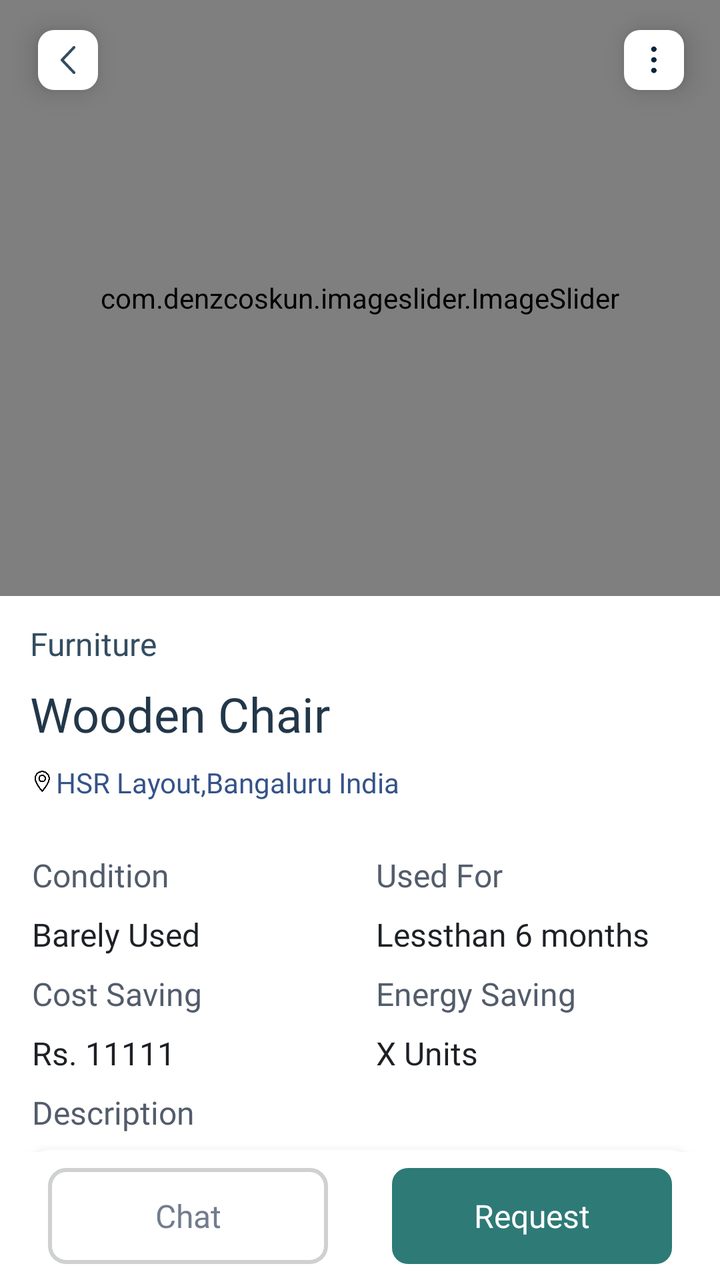
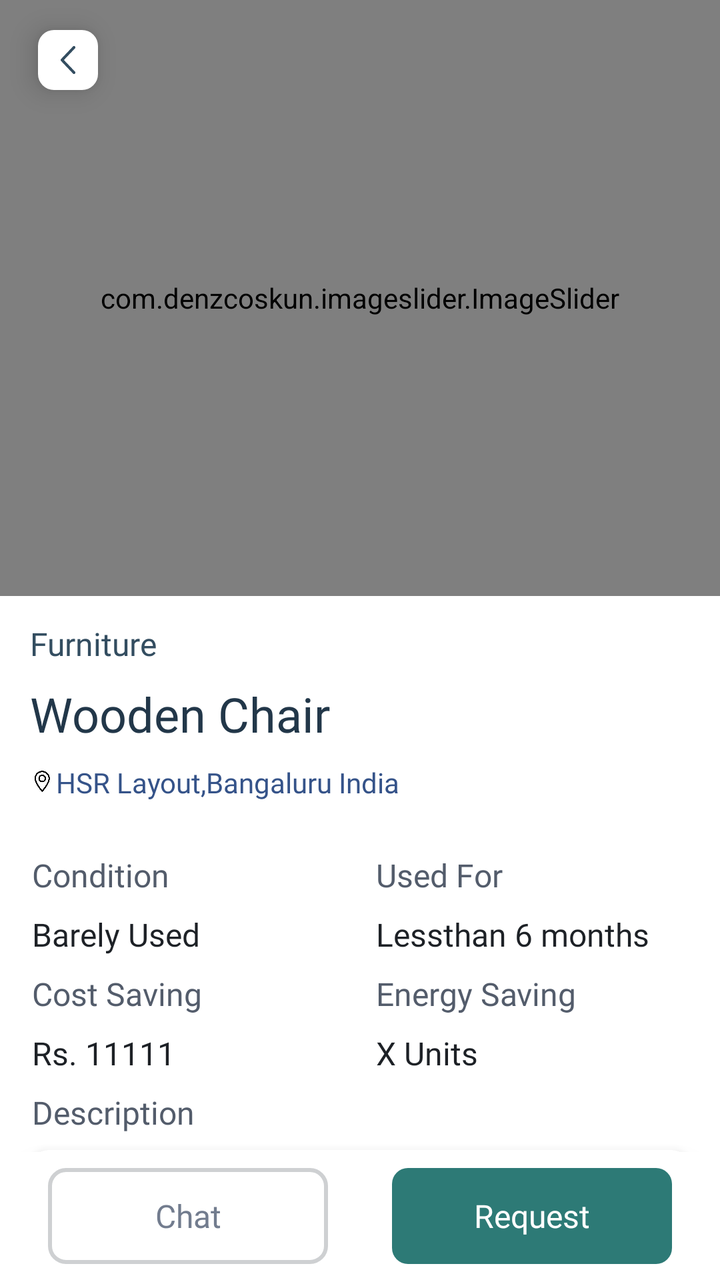

Compare the two renders of this Android layout. The source of the first and the diff that turns it into the second are given below.
<!-- AndroidManifest.xml: activity theme Theme.AbraaKaDabraa.NoActionBar -->
<!-- res/layout/activity_new_product_detail.xml -->
<?xml version="1.0" encoding="utf-8"?>
<androidx.constraintlayout.widget.ConstraintLayout
    xmlns:android="http://schemas.android.com/apk/res/android"
    xmlns:tools="http://schemas.android.com/tools"
    android:layout_width="match_parent"
    android:layout_height="match_parent"
    android:background="@color/white"
    xmlns:app="http://schemas.android.com/apk/res-auto">

    <androidx.constraintlayout.widget.ConstraintLayout
        android:id="@+id/editMenuDialog"
        android:layout_width="0dp"
        android:layout_height="0dp"
        android:background="@color/alert_bg_color"
        android:elevation="4dp"
        android:visibility="gone"
        app:layout_constraintBottom_toBottomOf="parent"
        app:layout_constraintEnd_toEndOf="parent"
        app:layout_constraintStart_toStartOf="parent"
        app:layout_constraintTop_toTopOf="parent">


        <androidx.cardview.widget.CardView
            android:layout_width="wrap_content"
            android:layout_height="wrap_content"
            app:cardBackgroundColor="@color/new_bg_color"
            app:cardCornerRadius="8dp"
            app:layout_constraintBottom_toBottomOf="parent"
            app:layout_constraintEnd_toEndOf="parent"
            app:layout_constraintHeight_percent="0.4"
            app:layout_constraintHorizontal_bias="0.94"
            app:layout_constraintStart_toStartOf="parent"
            app:layout_constraintTop_toTopOf="parent"
            app:layout_constraintVertical_bias="0.050000012"
            app:layout_constraintWidth_percent="0.8">

            <LinearLayout
                android:layout_width="match_parent"
                android:layout_height="match_parent"
                android:orientation="vertical"
                android:padding="5dp">

                <LinearLayout
                    android:id="@+id/editProduct"
                    android:layout_width="match_parent"
                    android:layout_height="wrap_content"
                    android:gravity="center"
                    android:orientation="horizontal"
                    android:padding="5dp">

                    <ImageView
                        android:layout_width="14dp"
                        android:layout_height="14dp"
                        android:src="@drawable/ic_edit_product" />

                    <TextView
                        android:layout_width="match_parent"
                        android:layout_height="wrap_content"
                        android:layout_marginStart="4dp"
                        android:text="Edit Product"
                        android:textColor="@color/title_color"
                        android:textSize="12sp" />

                </LinearLayout>

                <LinearLayout
                    android:id="@+id/shareProduct"
                    android:layout_width="match_parent"
                    android:layout_height="wrap_content"
                    android:gravity="center"
                    android:orientation="horizontal"
                    android:padding="5dp">

                    <ImageView
                        android:layout_width="14dp"
                        android:layout_height="14dp"
                        android:src="@drawable/ic_share_icon" />

                    <TextView
                        android:layout_width="match_parent"
                        android:layout_height="wrap_content"
                        android:layout_marginStart="4dp"
                        android:text="Share Product"
                        android:textColor="@color/title_color"
                        android:textSize="12sp" />

                </LinearLayout>

                <LinearLayout
                    android:id="@+id/deleteProduct"
                    android:layout_width="match_parent"
                    android:layout_height="wrap_content"
                    android:gravity="center"
                    android:orientation="horizontal"
                    android:padding="5dp">

                    <ImageView
                        android:layout_width="14dp"
                        android:layout_height="14dp"
                        android:src="@drawable/ic_delete_product" />

                    <TextView
                        android:layout_width="match_parent"
                        android:layout_height="wrap_content"
                        android:layout_marginStart="4dp"
                        android:text="Delete Product"
                        android:textColor="@color/title_color"
                        android:textSize="12sp" />

                </LinearLayout>
            </LinearLayout>
        </androidx.cardview.widget.CardView>
    </androidx.constraintlayout.widget.ConstraintLayout>

    <androidx.core.widget.NestedScrollView
        android:id="@+id/scrollView2"
        android:layout_width="match_parent"
        android:layout_height="0dp"
        app:layout_behavior="@string/appbar_scrolling_view_behavior"
        app:layout_constraintBottom_toTopOf="@+id/constraintLayout3"
        app:layout_constraintEnd_toEndOf="parent"
        app:layout_constraintStart_toStartOf="parent"
        app:layout_constraintTop_toTopOf="parent">

        <androidx.constraintlayout.widget.ConstraintLayout
            android:layout_width="match_parent"
            android:layout_height="wrap_content">

            <com.google.android.material.appbar.AppBarLayout
                android:id="@+id/app_bar"
                android:layout_width="match_parent"
                android:layout_height="wrap_content"
                android:background="@color/transparent"
                android:fitsSystemWindows="true"
                app:layout_constraintEnd_toEndOf="parent"
                app:layout_constraintStart_toStartOf="parent"
                app:layout_constraintTop_toTopOf="parent">

                <com.google.android.material.appbar.CollapsingToolbarLayout
                    android:id="@+id/toolbar_layout"
                    android:layout_width="match_parent"
                    android:layout_height="match_parent"
                    android:fitsSystemWindows="true"
                    app:toolbarId="@+id/toolbar">

                    <ImageView
                        android:id="@+id/iv_back"
                        android:layout_width="30dp"
                        android:layout_height="30dp"
                        android:layout_marginStart="19dp"
                        android:layout_marginTop="15dp"
                        android:background="@drawable/rounded_rect_shape_white_color"
                        android:clickable="true"
                        android:contentDescription="@null"
                        android:elevation="8dp"
                        android:focusable="true"
                        android:padding="8dp"
                        android:src="@drawable/ic_back_arrow"
                        android:visibility="visible" />

                    <ImageView
                        android:id="@+id/iv_menu"
                        android:layout_width="30dp"
                        android:layout_height="30dp"
                        android:layout_gravity="right"
                        android:layout_marginTop="15dp"
                        android:layout_marginEnd="18dp"
                        android:background="@drawable/rounded_rect_shape_white_color"
                        android:clickable="true"
                        android:contentDescription="@null"
                        android:elevation="8dp"
                        android:focusable="true"
                        android:padding="8dp"
                        android:rotation="90"
                        android:src="@drawable/ic_menu_dots"
                        android:visibility="visible" />

                    <com.denzcoskun.imageslider.ImageSlider
                        android:id="@+id/image_slider"
                        android:layout_width="match_parent"
                        android:layout_height="298dp"
                        android:scaleType="centerCrop"
                        app:iss_auto_cycle="false"
                        app:iss_placeholder="@mipmap/ic_launcher"
                        app:iss_selected_dot="@drawable/gradient_rect_with_stroke"
                        app:iss_title_background="@color/transparent"
                        app:iss_unselected_dot="@drawable/white_solid_circle"
                        app:layout_constraintEnd_toEndOf="parent"
                        app:layout_constraintHeight_percent="0.36"
                        app:layout_constraintStart_toStartOf="parent"
                        app:layout_constraintTop_toTopOf="parent" />

                    
                </com.google.android.material.appbar.CollapsingToolbarLayout>


            </com.google.android.material.appbar.AppBarLayout>

            <TextView
                android:id="@+id/categoryTxt"
                android:layout_width="wrap_content"
                android:layout_height="wrap_content"
                android:layout_marginStart="15dp"
                android:layout_marginTop="13dp"
                android:fontFamily="@font/montserrat_medium"
                android:text="Furniture"
                android:textColor="@color/new_text_color"
                android:textSize="16sp"
                app:layout_constraintStart_toStartOf="parent"
                app:layout_constraintTop_toBottomOf="@+id/app_bar" />

            <TextView
                android:id="@+id/productName"
                android:layout_width="178dp"
                android:layout_height="31dp"
                android:layout_marginTop="8dp"
                android:fontFamily="@font/montserrat_bold"
                android:text="Wooden Chair"
                android:textColor="@color/new_action_bar_title_color"
                android:textSize="24sp"
                app:layout_constraintStart_toStartOf="@+id/categoryTxt"
                app:layout_constraintTop_toBottomOf="@+id/categoryTxt" />

            <LinearLayout
                android:id="@+id/linearLayout1"
                android:layout_width="0dp"
                android:layout_height="wrap_content"
                android:layout_marginStart="1dp"
                android:orientation="horizontal"
                android:paddingTop="10dp"
                android:paddingBottom="10dp"
                app:layout_constraintEnd_toEndOf="parent"
                app:layout_constraintStart_toStartOf="@+id/productName"
                app:layout_constraintTop_toBottomOf="@+id/productName">

                <ImageView
                    android:layout_width="10dp"
                    android:layout_height="12dp"
                    android:layout_gravity="center"
                    android:src="@drawable/ic_location" />

                <TextView
                    android:id="@+id/locationName"
                    android:layout_width="0dp"
                    android:layout_height="wrap_content"
                    android:layout_marginStart="2dp"
                    android:layout_weight="9"
                    android:fontFamily="@font/montserrat_regular"
                    android:text="HSR Layout,Bangaluru India"
                    android:textColor="#355389"
                    android:textSize="14sp" />


            </LinearLayout>

            <TextView
                android:id="@+id/textView16"
                android:layout_width="0dp"
                android:layout_height="wrap_content"
                android:layout_marginTop="16dp"
                android:fontFamily="@font/montserrat_bold"
                android:text="Condition"
                android:textColor="@color/title_color"
                android:textSize="16sp"
                app:layout_constraintEnd_toStartOf="@+id/textView17"
                app:layout_constraintStart_toStartOf="@+id/linearLayout1"
                app:layout_constraintTop_toBottomOf="@+id/linearLayout1" />

            <TextView
                android:id="@+id/textView17"
                android:layout_width="0dp"
                android:layout_height="wrap_content"
                android:fontFamily="@font/montserrat_bold"
                android:text="Used For"
                android:textColor="@color/title_color"
                android:textSize="16sp"

                app:layout_constraintBottom_toBottomOf="@+id/textView16"
                app:layout_constraintEnd_toEndOf="parent"
                app:layout_constraintStart_toEndOf="@+id/textView16"
                app:layout_constraintTop_toTopOf="@+id/textView16" />

            <TextView
                android:id="@+id/conditionTxt"
                android:layout_width="0dp"
                android:layout_height="wrap_content"
                android:layout_marginTop="8dp"
                android:fontFamily="@font/montserrat_medium"
                android:text="Barely Used"
                android:textColor="@color/sub_text_color"
                android:textSize="16sp"
                app:layout_constraintEnd_toStartOf="@+id/usedForTxt"
                app:layout_constraintStart_toStartOf="@+id/textView16"
                app:layout_constraintTop_toBottomOf="@+id/textView16" />

            <TextView
                android:id="@+id/usedForTxt"
                android:layout_width="0dp"
                android:layout_height="wrap_content"
                android:fontFamily="@font/montserrat_medium"
                android:text="Lessthan 6 months"
                android:textColor="@color/sub_text_color"
                android:textSize="16sp"
                app:layout_constraintBottom_toBottomOf="@+id/conditionTxt"
                app:layout_constraintEnd_toEndOf="parent"
                app:layout_constraintStart_toEndOf="@+id/conditionTxt"
                app:layout_constraintTop_toTopOf="@+id/conditionTxt" />

            <TextView
                android:id="@+id/textView20"
                android:layout_width="0dp"
                android:layout_height="wrap_content"
                android:layout_marginTop="8dp"
                android:fontFamily="@font/montserrat_bold"
                android:text="Cost Saving"
                android:textColor="@color/title_color"
                android:textSize="16sp"
                app:layout_constraintEnd_toStartOf="@+id/textView21"
                app:layout_constraintStart_toStartOf="@+id/conditionTxt"
                app:layout_constraintTop_toBottomOf="@+id/conditionTxt" />

            <TextView
                android:id="@+id/textView21"
                android:layout_width="0dp"
                android:layout_height="wrap_content"
                android:fontFamily="@font/montserrat_bold"
                android:text="Energy Saving"
                android:textColor="@color/title_color"
                android:textSize="16sp"
                app:layout_constraintBottom_toBottomOf="@+id/textView20"
                app:layout_constraintEnd_toEndOf="parent"
                app:layout_constraintStart_toEndOf="@+id/textView20"
                app:layout_constraintTop_toTopOf="@+id/textView20" />

            <TextView
                android:id="@+id/costSavingTxt"
                android:layout_width="0dp"
                android:layout_height="wrap_content"
                android:layout_marginTop="8dp"
                android:fontFamily="@font/montserrat_medium"
                android:text="Rs. 11111"
                android:textColor="@color/sub_text_color"
                android:textSize="16sp"
                app:layout_constraintEnd_toStartOf="@+id/textView23"
                app:layout_constraintStart_toStartOf="@+id/textView20"
                app:layout_constraintTop_toBottomOf="@+id/textView20" />

            <TextView
                android:id="@+id/textView23"
                android:layout_width="0dp"
                android:layout_height="wrap_content"
                android:fontFamily="@font/montserrat_medium"
                android:text="X Units"
                android:textColor="@color/sub_text_color"
                android:textSize="16sp"
                app:layout_constraintBottom_toBottomOf="@+id/costSavingTxt"
                app:layout_constraintEnd_toEndOf="parent"
                app:layout_constraintStart_toEndOf="@+id/costSavingTxt"
                app:layout_constraintTop_toTopOf="@+id/costSavingTxt" />

            <TextView
                android:id="@+id/textView24"
                android:layout_width="0dp"
                android:layout_height="wrap_content"
                android:layout_marginTop="8dp"
                android:fontFamily="@font/montserrat_bold"
                android:text="Description"
                android:textColor="@color/title_color"
                android:textSize="16sp"
                app:layout_constraintStart_toStartOf="@+id/costSavingTxt"
                app:layout_constraintTop_toBottomOf="@+id/costSavingTxt" />

            <androidx.cardview.widget.CardView
                android:id="@+id/cardView3"
                android:layout_width="0dp"
                android:layout_height="wrap_content"
                android:layout_marginTop="8dp"
                android:layout_marginEnd="16dp"
                app:cardCornerRadius="8dp"
                app:cardElevation="8dp"
                app:layout_constraintEnd_toEndOf="parent"
                app:layout_constraintStart_toStartOf="@+id/textView24"
                app:layout_constraintTop_toBottomOf="@+id/textView24">

                <TextView
                    android:id="@+id/descriptionTxt"
                    android:layout_width="match_parent"
                    android:layout_height="match_parent"
                    android:layout_margin="5dp"
                    android:fontFamily="@font/montserrat_regular"
                    android:text="Eg- Ladies Bag, bought it on my first foreign trip in running condition.\n\nGive close description of the item as possible to increase the response"
                    android:textColor="@color/edit_text_color"
                    android:textSize="14sp" />
            </androidx.cardview.widget.CardView>

            <TextView
                android:id="@+id/reportThis"
                android:layout_width="wrap_content"
                android:layout_height="wrap_content"
                android:layout_marginTop="8dp"
                android:layout_marginEnd="18dp"
                android:fontFamily="@font/montserrat_medium"
                android:text="@string/report_this"
                android:textColor="#1D2126"
                android:textSize="12sp"
                app:layout_constraintEnd_toEndOf="parent"
                app:layout_constraintTop_toBottomOf="@+id/cardView3" />

            <TextView
                android:id="@+id/textView27"
                android:layout_width="0dp"
                android:layout_height="wrap_content"
                android:layout_marginTop="16dp"
                android:fontFamily="@font/montserrat_bold"
                android:text="Posted By"
                android:textColor="@color/title_color"
                android:textSize="16sp"
                app:layout_constraintEnd_toStartOf="@+id/textView28"
                app:layout_constraintStart_toStartOf="@+id/cardView3"
                app:layout_constraintTop_toBottomOf="@+id/reportThis" />

            <TextView
                android:id="@+id/textView28"
                android:layout_width="0dp"
                android:layout_height="wrap_content"
                android:fontFamily="@font/montserrat_bold"
                android:text="Date of Listing"
                android:textColor="@color/title_color"
                android:textSize="16sp"
                app:layout_constraintBottom_toBottomOf="@+id/textView27"
                app:layout_constraintEnd_toEndOf="parent"
                app:layout_constraintStart_toEndOf="@+id/textView27"
                app:layout_constraintTop_toTopOf="@+id/textView27" />

            <TextView
                android:id="@+id/postedByTxt"
                android:layout_width="0dp"
                android:layout_height="wrap_content"
                android:layout_marginTop="8dp"
                android:fontFamily="@font/montserrat_medium"
                android:text="Alex M"
                android:textColor="@color/sub_text_color"
                android:textSize="16sp"
                app:layout_constraintEnd_toStartOf="@+id/dateOfPostTxt"
                app:layout_constraintStart_toStartOf="@+id/textView27"
                app:layout_constraintTop_toBottomOf="@+id/textView27" />

            <TextView
                android:id="@+id/dateOfPostTxt"
                android:layout_width="0dp"
                android:layout_height="wrap_content"
                android:fontFamily="@font/montserrat_medium"
                android:text="24 Jun 2022"
                android:textColor="@color/sub_text_color"
                android:textSize="16sp"
                app:layout_constraintBottom_toBottomOf="@+id/postedByTxt"
                app:layout_constraintEnd_toEndOf="parent"
                app:layout_constraintStart_toEndOf="@+id/postedByTxt"
                app:layout_constraintTop_toTopOf="@+id/postedByTxt" />

            <TextView
                android:id="@+id/textView31"
                android:layout_width="wrap_content"
                android:layout_height="wrap_content"
                android:layout_marginTop="16dp"
                android:fontFamily="@font/montserrat_bold"
                android:text="Location"
                android:textColor="@color/title_color"
                android:textSize="16sp"
                app:layout_constraintStart_toStartOf="@+id/postedByTxt"
                app:layout_constraintTop_toBottomOf="@+id/postedByTxt" />

            <androidx.cardview.widget.CardView
                android:id="@+id/cardView12"
                android:layout_width="0dp"
                android:layout_height="220dp"
                android:layout_marginStart="8dp"
                android:layout_marginTop="8dp"
                android:layout_marginEnd="16dp"
                android:layout_marginBottom="16dp"
                app:cardCornerRadius="@dimen/dp_16"
                app:layout_constraintBottom_toBottomOf="parent"
                app:layout_constraintEnd_toEndOf="parent"
                app:layout_constraintHorizontal_bias="0.0"
                app:layout_constraintStart_toStartOf="@+id/textView31"
                app:layout_constraintTop_toBottomOf="@+id/textView31"
                app:layout_constraintVertical_bias="0.0">

                <com.google.android.gms.maps.MapView
                    android:id="@+id/maps_view"
                    android:layout_width="match_parent"
                    android:layout_height="match_parent" />
            </androidx.cardview.widget.CardView>


        </androidx.constraintlayout.widget.ConstraintLayout>
    </androidx.core.widget.NestedScrollView>

    <androidx.constraintlayout.widget.ConstraintLayout
        android:id="@+id/constraintLayout3"
        android:layout_width="match_parent"
        android:layout_height="wrap_content"
        android:layout_gravity="bottom"
        android:layout_marginStart="8dp"
        android:layout_marginEnd="8dp"
        android:background="@color/white"
        app:layout_anchorGravity="bottom"
        app:layout_constraintBottom_toBottomOf="parent"
        app:layout_constraintEnd_toEndOf="parent"
        app:layout_constraintStart_toStartOf="parent">

        <TextView
            android:id="@+id/chatBtn"
            android:layout_width="0dp"
            android:layout_height="48dp"
            android:layout_marginStart="@dimen/dp_16"
            android:layout_marginEnd="16dp"
            android:background="@drawable/rounded_rect_white_gray_stroke"
            android:fontFamily="@font/montserrat_semi_bold"
            android:gravity="center"
            android:text="Chat"
            android:textAllCaps="false"
            android:textColor="#727C8E"
            android:textSize="@dimen/sp_16"
            app:layout_constraintBottom_toBottomOf="parent"
            app:layout_constraintEnd_toStartOf="@+id/requestBtn"
            app:layout_constraintStart_toStartOf="parent"
            app:layout_constraintTop_toTopOf="parent" />

        <TextView
            android:id="@+id/requestBtn"
            android:layout_width="0dp"
            android:layout_height="48dp"
            android:layout_marginStart="16dp"
            android:layout_marginTop="8dp"
            android:layout_marginEnd="@dimen/dp_16"
            android:layout_marginBottom="8dp"
            android:background="@drawable/btn_bg_rounded_rect"
            android:fontFamily="@font/montserrat_semi_bold"
            android:gravity="center"
            android:text="Request"
            android:textAllCaps="false"
            android:textColor="@color/white"
            android:textSize="@dimen/sp_16"
            app:layout_constraintBottom_toBottomOf="parent"
            app:layout_constraintEnd_toEndOf="parent"
            app:layout_constraintStart_toEndOf="@+id/chatBtn"
            app:layout_constraintTop_toTopOf="parent" />
    </androidx.constraintlayout.widget.ConstraintLayout>


</androidx.constraintlayout.widget.ConstraintLayout>
<!-- resources referenced by this layout -->
<resources>
  <color name="alert_bg_color">#B3000000</color>
  <color name="edit_text_color">#8898AA</color>
  <color name="new_action_bar_title_color">#223749</color>
  <color name="new_bg_color">#F5F5F7</color>
  <color name="new_text_color">#334D60</color>
  <color name="sub_text_color">#1D2126</color>
  <color name="title_color">#535C6B</color>
  <color name="transparent">#00000000</color>
  <color name="white">#FFFFFFFF</color>
  <dimen name="dp_16">16dp</dimen>
  <dimen name="sp_16">16sp</dimen>
  <!-- drawable btn_bg_rounded_rect (drawable) -->
  <shape xmlns:android="http://schemas.android.com/apk/res/android"
      android:shape="rectangle">
  
      <solid android:color="@color/new_button_color" />
  
      <corners android:radius="8dp" />
  
  </shape>
  <!-- drawable gradient_rect_with_stroke (drawable) -->
  <?xml version="1.0" encoding="utf-8"?>
  <shape xmlns:android="http://schemas.android.com/apk/res/android">
      <gradient
          android:type="linear"
          android:angle="90"
          android:startColor="#FA8F95"
          android:endColor="#FA8F95" />
      <stroke android:color="#F95565"
          android:width="1dp"/>
      <corners android:radius="8dp"/>
      <size android:width="20dp"
          android:height="10dp"/>
  </shape>
  <!-- drawable ic_back_arrow (drawable) -->
  <vector android:height="44.5704dp" android:viewportHeight="18.571"
      android:viewportWidth="10" android:width="24dp" xmlns:android="http://schemas.android.com/apk/res/android">
      <path android:fillColor="#334d60" android:pathData="M0.265,9.949 L8.433,18.3a0.906,0.906 0,0 0,1.3 0,0.951 0.951,0 0,0 0,-1.325L2.212,9.286 9.73,1.6a0.952,0.952 0,0 0,0 -1.326,0.906 0.906,0 0,0 -1.3,0L0.265,8.623A0.962,0.962 0,0 0,0.265 9.949Z"/>
  </vector>
  <!-- drawable rounded_rect_shape_white_color (drawable) -->
  <shape xmlns:android="http://schemas.android.com/apk/res/android"
      android:shape="rectangle">
  
      <solid android:color="#FFF" />
  
      <corners android:radius="8dp" />
  
  </shape>
  <!-- drawable rounded_rect_white_gray_stroke (drawable) -->
  <shape xmlns:android="http://schemas.android.com/apk/res/android"
      android:shape="rectangle">
  
      <solid android:color="#ffffff" />
  
      <corners android:radius="8dp" />
  
      <stroke android:width="2dp"
          android:color="#CED0D2"/>
  
  </shape>
  <!-- drawable white_solid_circle (drawable) -->
  <shape xmlns:android="http://schemas.android.com/apk/res/android"
      android:innerRadius="0dp"
      android:shape="ring"
      android:useLevel="false" >
      <solid android:color="#FEFEFE" />
      <size android:width="30dp"
          android:height="30dp"/>
  </shape>
  <!-- mipmap ic_launcher (mipmap-anydpi-v26) -->
  <?xml version="1.0" encoding="utf-8"?>
  <adaptive-icon xmlns:android="http://schemas.android.com/apk/res/android">
      <background android:drawable="@color/ic_launcher_background"/>
      <foreground android:drawable="@mipmap/ic_launcher_foreground"/>
  </adaptive-icon>
  <string name="report_this"><u>Report this</u></string>
  <style name="Theme.AbraaKaDabraa.NoActionBar">
          <item name="windowActionBar">false</item>
          <item name="windowNoTitle">true</item>
  
      </style>
  <color name="new_button_color">#2D7A76</color>
  <color name="ic_launcher_background">#416D49</color>
  <!-- unchanged entries left out for length: 5 -->
</resources>

<!-- the commit's change to res/layout/activity_new_product_detail.xml (unified diff, before → after) -->
@@ -173,7 +173,7 @@
                         android:padding="8dp"
                         android:rotation="90"
                         android:src="@drawable/ic_menu_dots"
-                        android:visibility="visible" />
+                        android:visibility="gone" />
 
                     <com.denzcoskun.imageslider.ImageSlider
                         android:id="@+id/image_slider"
@@ -373,7 +373,7 @@
             <androidx.cardview.widget.CardView
                 android:id="@+id/cardView3"
                 android:layout_width="0dp"
-                android:layout_height="wrap_content"
+                android:layout_height="94dp"
                 android:layout_marginTop="8dp"
                 android:layout_marginEnd="16dp"
                 app:cardCornerRadius="8dp"
@@ -387,6 +387,7 @@
                     android:layout_width="match_parent"
                     android:layout_height="match_parent"
                     android:layout_margin="5dp"
+                    android:padding="8dp"
                     android:fontFamily="@font/montserrat_regular"
                     android:text="Eg- Ladies Bag, bought it on my first foreign trip in running condition.\n\nGive close description of the item as possible to increase the response"
                     android:textColor="@color/edit_text_color"
@@ -486,7 +487,7 @@
                 app:layout_constraintTop_toBottomOf="@+id/textView31"
                 app:layout_constraintVertical_bias="0.0">
 
-                <com.google.android.gms.maps.MapView
+                <FrameLayout
                     android:id="@+id/maps_view"
                     android:layout_width="match_parent"
                     android:layout_height="match_parent" />
